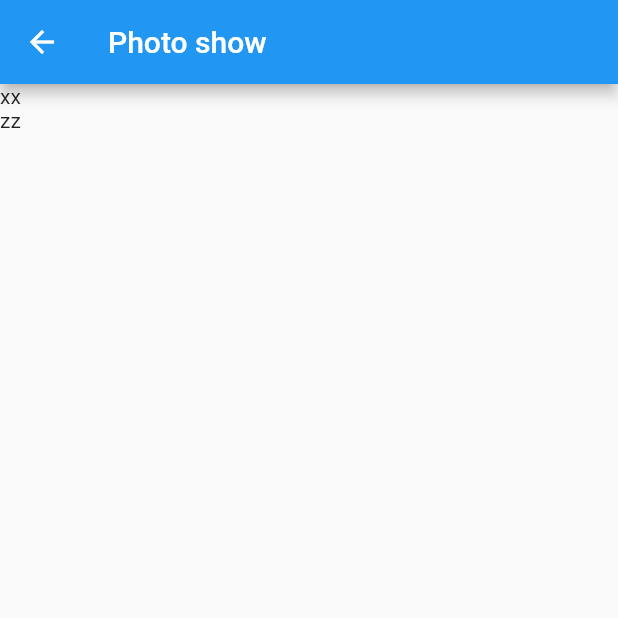
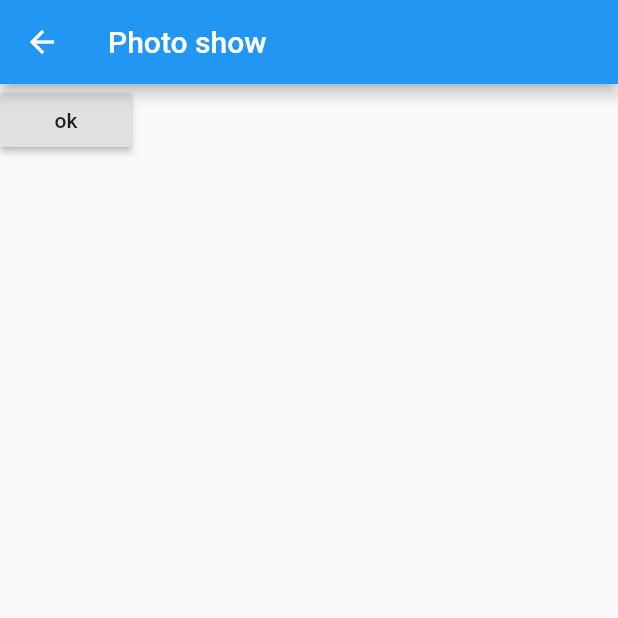
Before and after one commit to neticcul2se/flutter1, a Flutter app: the PhotoPage screen opened by its route, on a phone screen of 412 x 824 dp, the top half of it. Run offline on Flutter 3.47's test engine with Material 2 defaults, Android fonts, the phone set to English and light mode, and no system bars.

```diff
--- a/lib/pages/photo.dart
+++ b/lib/pages/photo.dart
@@ -1,3 +1,5 @@
+import 'dart:convert';
+
 import 'package:flutter/material.dart';
 import 'package:flutter/cupertino.dart';
 
@@ -10,6 +12,7 @@ class PhotoPage extends StatefulWidget {
 
 class _PhotoPageState extends State<PhotoPage> {
   List<String> list = ['xx', 'yy', 'zz'];
+  var user = {};
   @override
   Widget build(BuildContext context) {
     String args = ModalRoute.of(context).settings.arguments;
@@ -17,13 +20,23 @@ class _PhotoPageState extends State<PhotoPage> {
       appBar: AppBar(
         title: Text('Photo show'),
       ),
-      body: Column(
-        children: list.where((element)=> element !='yy').map((element) {
+      // body: Column(
+      //   children: list.where((element)=> element !='yy').map((element) {
 
-            return Text(element);
+      //       return Text(element);
 
-        }).toList(),
-      ),
+      //   }).toList(),
+      // ),
+
+    body: RaisedButton(child: Text('ok'),
+
+    onPressed: (){
+      user['username'] = 'admin';
+      user['password'] = '1234';
+      String jsonStr = json.encode(user);
+            print(jsonStr);
+
+    },),
     );
   }
 }
```
